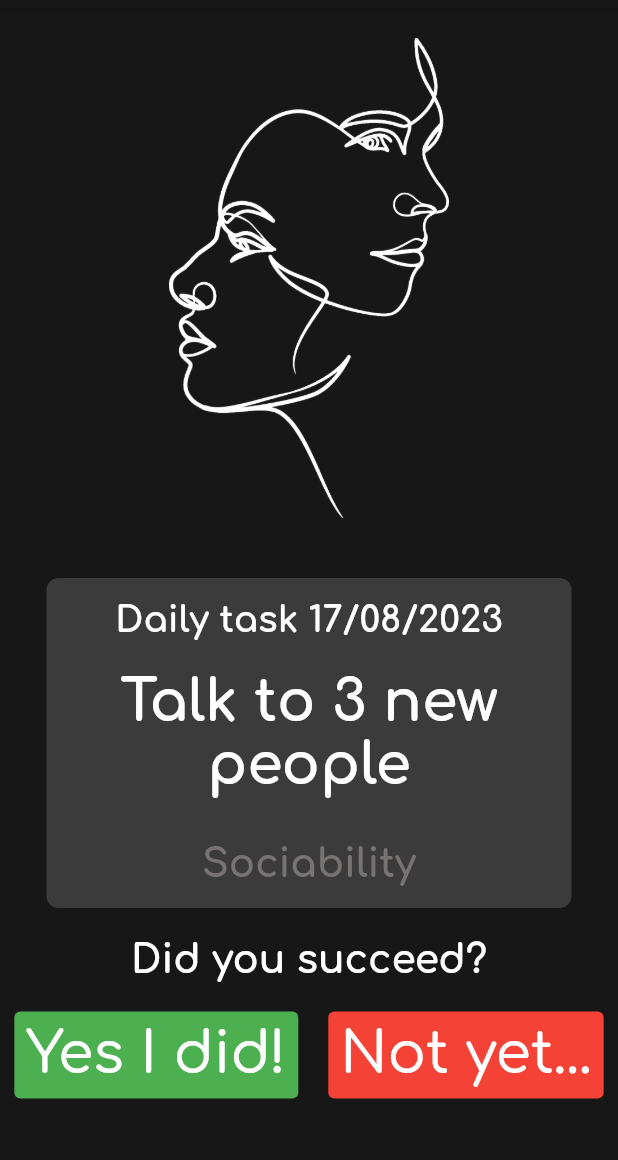
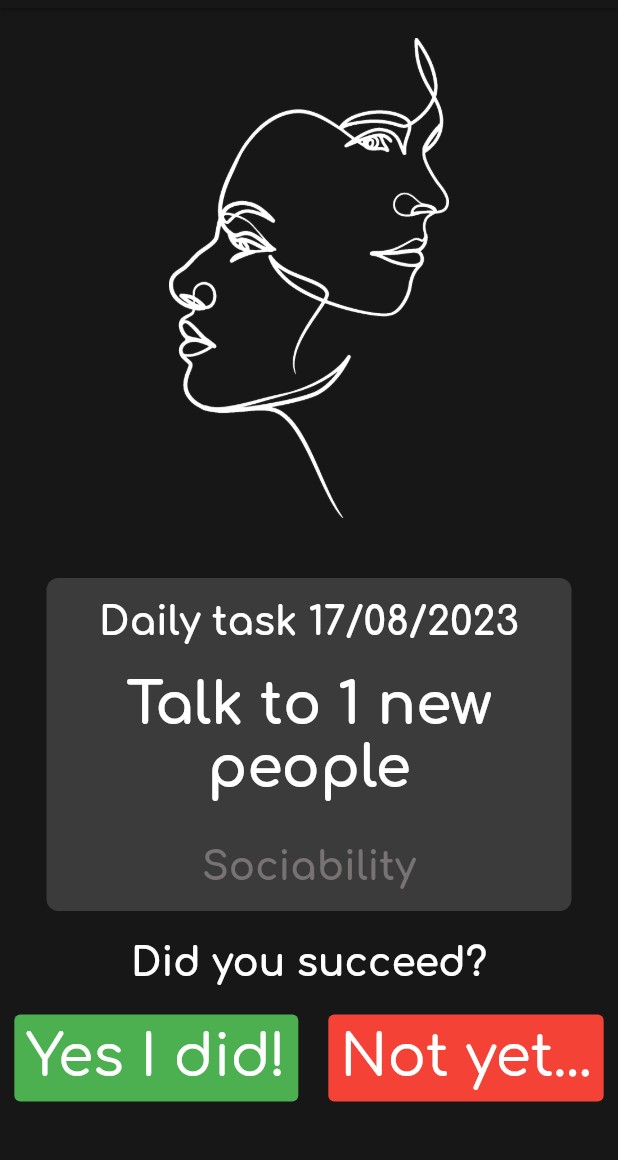
Before and after one commit to temevh/outhere, a Flutter app: the screen it shows after launch, on a phone screen of 412 x 824 dp, the part 76-1236 px from its top. Run offline on Flutter 3.47's test engine with Material 2 defaults, Android fonts, the phone set to English and light mode, and no system bars; our stand-ins replace google_fonts.

Commit message:
fixed problems, added randomly chosen number to text

```diff
--- /dev/null
+++ b/lib/data/tasks.dart
@@ -0,0 +1,11 @@
+class Task {
+  final String name;
+  final String category;
+
+  Task({required this.name, required this.category});
+}
+
+List<Task> tasks = [
+  Task(name: "Talk to x new people", category: "Sociability"),
+  // Add more tasks here
+];
--- a/lib/widgets/mainView/mainButtons.dart
+++ /dev/null
@@ -1,49 +0,0 @@
-import 'package:flutter/material.dart';
-import 'package:google_fonts/google_fonts.dart';
-
-class MainButtons extends StatefulWidget {
-  const MainButtons({super.key});
-
-  @override
-  State<MainButtons> createState() => _MainButtonsState();
-}
-
-class _MainButtonsState extends State<MainButtons> {
-  @override
-  Widget build(BuildContext context) {
-    return (Row(
-      mainAxisAlignment: MainAxisAlignment.center,
-      children: [
-        TextButton(
-          onPressed: () {},
-          style: ElevatedButton.styleFrom(
-            backgroundColor: Colors.green,
-          ),
-          child: Text(
-            "Yes I did!",
-            style: GoogleFonts.comfortaa(
-                textStyle: Theme.of(context).textTheme.displayLarge,
-                fontSize: 38,
-                fontWeight: FontWeight.w500,
-                color: Colors.white),
-          ),
-        ),
-        const SizedBox(width: 20),
-        TextButton(
-          onPressed: () {},
-          style: ElevatedButton.styleFrom(
-            backgroundColor: Colors.red,
-          ),
-          child: Text(
-            "Not yet...",
-            style: GoogleFonts.comfortaa(
-                textStyle: Theme.of(context).textTheme.displayLarge,
-                fontSize: 38,
-                fontWeight: FontWeight.w500,
-                color: Colors.white),
-          ),
-        ),
-      ],
-    ));
-  }
-}
--- a/lib/widgets/mainView/mainText.dart
+++ /dev/null
@@ -1,63 +0,0 @@
-import 'package:flutter/material.dart';
-
-import 'package:google_fonts/google_fonts.dart';
-import 'package:intl/intl.dart';
-
-final formatter = DateFormat('dd/MM/yyyy');
-final todaysDate = formatter.format(DateTime.now());
-
-class MainText extends StatelessWidget {
-  const MainText({super.key});
-
-  @override
-  Widget build(BuildContext context) {
-    return Container(
-      width: 350, // Set the desired width
-      child: Container(
-        decoration: const BoxDecoration(
-          color: Color.fromARGB(255, 59, 59, 59),
-          borderRadius: BorderRadius.all(Radius.circular(8)),
-        ),
-        child: Column(
-          children: [
-            const SizedBox(height: 15),
-            Text(
-              'Daily task $todaysDate',
-              style: GoogleFonts.comfortaa(
-                  textStyle: Theme.of(context).textTheme.displayLarge,
-                  fontSize: 24,
-                  fontWeight: FontWeight.w700,
-                  color: Colors.white),
-            ),
-            const SizedBox(height: 20),
-            Center(
-              // Center the "Talk to 3 new people" text
-              child: Padding(
-                padding: const EdgeInsets.fromLTRB(6, 0, 6, 0),
-                child: Text(
-                  'Talk to 3 new people',
-                  textAlign: TextAlign.center,
-                  style: GoogleFonts.comfortaa(
-                      textStyle: Theme.of(context).textTheme.displayLarge,
-                      fontSize: 38,
-                      fontWeight: FontWeight.w700,
-                      color: Colors.white),
-                ),
-              ),
-            ),
-            const SizedBox(height: 30),
-            Text(
-              'Sociability',
-              style: GoogleFonts.comfortaa(
-                  textStyle: Theme.of(context).textTheme.displayLarge,
-                  fontSize: 26,
-                  fontWeight: FontWeight.w700,
-                  color: Color.fromARGB(255, 119, 115, 115)),
-            ),
-            const SizedBox(height: 15),
-          ],
-        ),
-      ),
-    );
-  }
-}
--- /dev/null
+++ b/lib/widgets/mainView/main_buttons.dart
@@ -0,0 +1,42 @@
+import 'package:flutter/material.dart';
+import 'package:google_fonts/google_fonts.dart';
+
+class MainButtons extends StatefulWidget {
+  const MainButtons({super.key});
+
+  @override
+  State<MainButtons> createState() => _MainButtonsState();
+}
+
+class _MainButtonsState extends State<MainButtons> {
+  Widget _buildButton(
+      BuildContext context, String text, Color color, VoidCallback onPressed) {
+    return TextButton(
+      onPressed: onPressed,
+      style: ElevatedButton.styleFrom(
+        backgroundColor: color,
+      ),
+      child: Text(
+        text,
+        style: GoogleFonts.comfortaa(
+          textStyle: Theme.of(context).textTheme.displayLarge,
+          fontSize: 38,
+          fontWeight: FontWeight.w500,
+          color: Colors.white,
+        ),
+      ),
+    );
+  }
+
+  @override
+  Widget build(BuildContext context) {
+    return Row(
+      mainAxisAlignment: MainAxisAlignment.center,
+      children: [
+        _buildButton(context, "Yes I did!", Colors.green, () {}),
+        const SizedBox(width: 20),
+        _buildButton(context, "Not yet...", Colors.red, () {}),
+      ],
+    );
+  }
+}
--- /dev/null
+++ b/lib/widgets/mainView/main_text.dart
@@ -0,0 +1,79 @@
+import 'package:flutter/material.dart';
+import 'package:google_fonts/google_fonts.dart';
+import 'package:intl/intl.dart';
+import 'dart:math';
+
+import 'package:outhere/data/tasks.dart';
+
+final formatter = DateFormat('dd/MM/yyyy');
+final todaysDate = formatter.format(DateTime.now());
+
+var rng = Random();
+
+class MainText extends StatelessWidget {
+  const MainText({super.key});
+
+  Widget _buildHeading(BuildContext context, String text, Color color) {
+    return Text(
+      text,
+      style: GoogleFonts.comfortaa(
+        textStyle: Theme.of(context).textTheme.displayLarge,
+        fontSize: 26,
+        fontWeight: FontWeight.w700,
+        color: color,
+      ),
+    );
+  }
+
+  Widget _buildSubHeading(BuildContext context, String text) {
+    return Text(
+      text,
+      textAlign: TextAlign.center,
+      style: GoogleFonts.comfortaa(
+        textStyle: Theme.of(context).textTheme.displayLarge,
+        fontSize: 38,
+        fontWeight: FontWeight.w700,
+        color: Colors.white,
+      ),
+    );
+  }
+
+  @override
+  Widget build(BuildContext context) {
+    Task firstTask =
+        tasks.isNotEmpty ? tasks.first : Task(name: '', category: '');
+    var taskTitle = firstTask.name;
+    var categoryString = firstTask.category;
+
+    var numberOfPeople = rng.nextInt(4) + 1;
+
+    var dynamicTaskTitle = taskTitle.replaceFirst('x', '$numberOfPeople');
+
+    return SizedBox(
+      width: 350,
+      child: Container(
+        decoration: const BoxDecoration(
+          color: Color.fromARGB(255, 59, 59, 59),
+          borderRadius: BorderRadius.all(Radius.circular(8)),
+        ),
+        child: Column(
+          children: [
+            const SizedBox(height: 15),
+            _buildHeading(context, 'Daily task $todaysDate', Colors.white),
+            const SizedBox(height: 20),
+            Center(
+              child: Padding(
+                padding: const EdgeInsets.fromLTRB(6, 0, 6, 0),
+                child: _buildSubHeading(context, dynamicTaskTitle),
+              ),
+            ),
+            const SizedBox(height: 30),
+            _buildHeading(context, categoryString,
+                const Color.fromARGB(255, 119, 115, 115)),
+            const SizedBox(height: 15),
+          ],
+        ),
+      ),
+    );
+  }
+}
--- a/lib/widgets/main_view.dart
+++ b/lib/widgets/main_view.dart
@@ -1,9 +1,9 @@
 import 'package:flutter/material.dart';
 import 'package:google_fonts/google_fonts.dart';
 
-import 'package:outhere/widgets/mainView/mainImage.dart';
-import 'package:outhere/widgets/mainView/mainText.dart';
-import 'package:outhere/widgets/mainView/mainButtons.dart';
+import 'package:outhere/widgets/mainView/main_image.dart';
+import 'package:outhere/widgets/mainView/main_text.dart';
+import 'package:outhere/widgets/mainView/main_buttons.dart';
 
 class MainView extends StatefulWidget {
   const MainView({super.key});
```
Also changed, not shown: lib/widgets/mainView/main_image.dart (renamed from lib/widgets/mainView/mainImage.dart).
